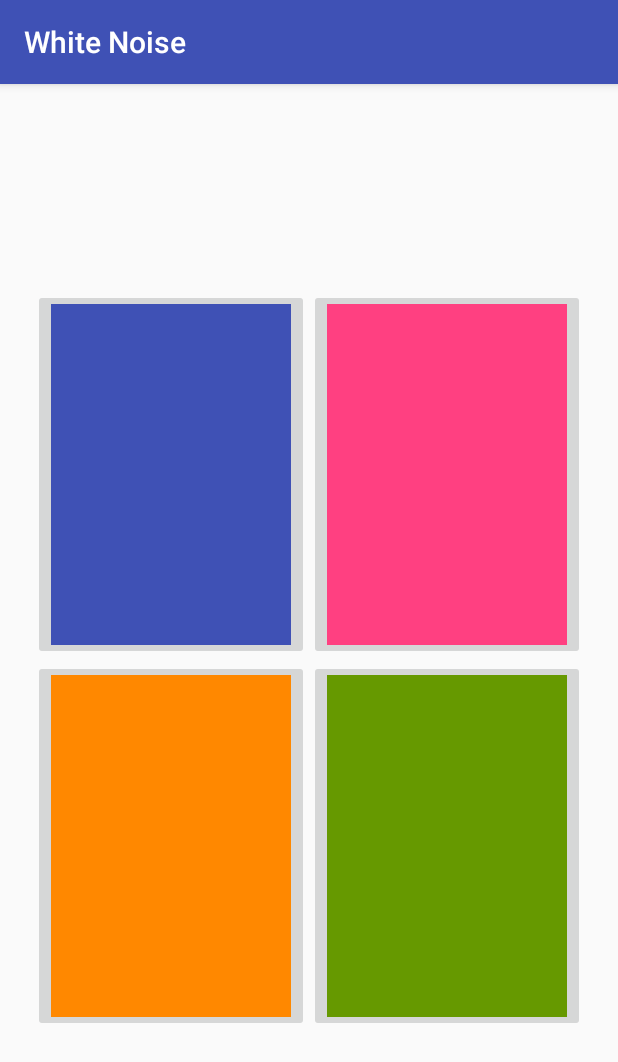
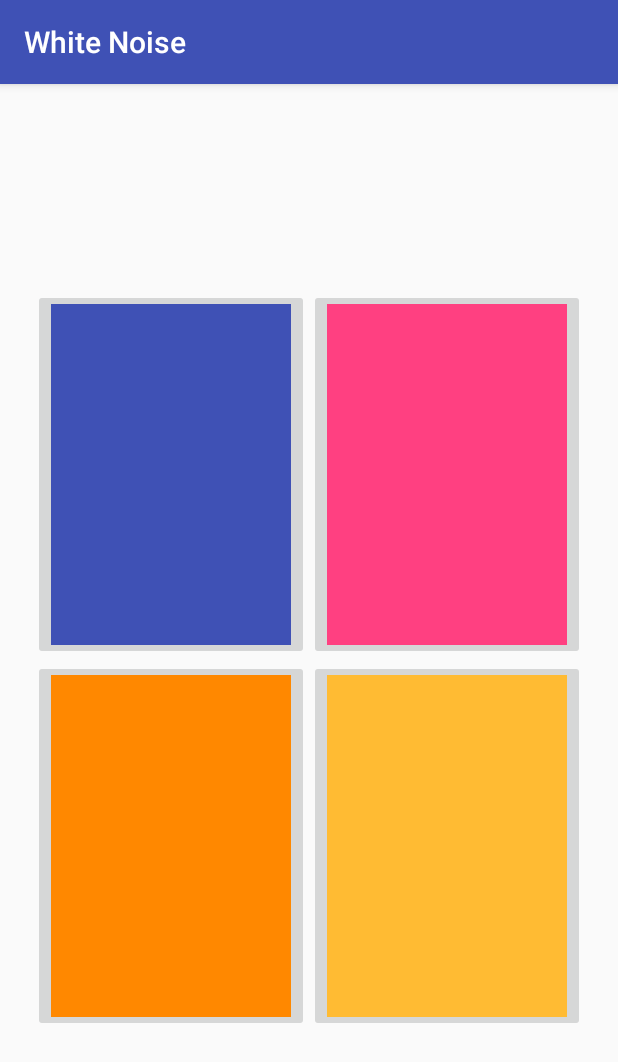
Before and after one commit to AndyCr15/WhiteNoise, an Android app: the screen it shows after launch (MainActivity), on a phone screen of 412 x 824 dp. Shown: the top 1062 px of the screen. Run offline under Robolectric (Android 15) with nearby library versions, the phone set to English and light mode, and no system bars.

Commit message:
Testing once more

```diff
--- a/app/src/main/res/layout/activity_main.xml
+++ b/app/src/main/res/layout/activity_main.xml
@@ -65,7 +65,7 @@
             android:layout_row="1"
             android:layout_rowWeight="1"
             android:text="White 1"
-            app:srcCompat="@android:color/holo_green_dark" />
+            app:srcCompat="@android:color/holo_orange_light" />
     </GridLayout>
 
 </android.support.constraint.ConstraintLayout>
```
